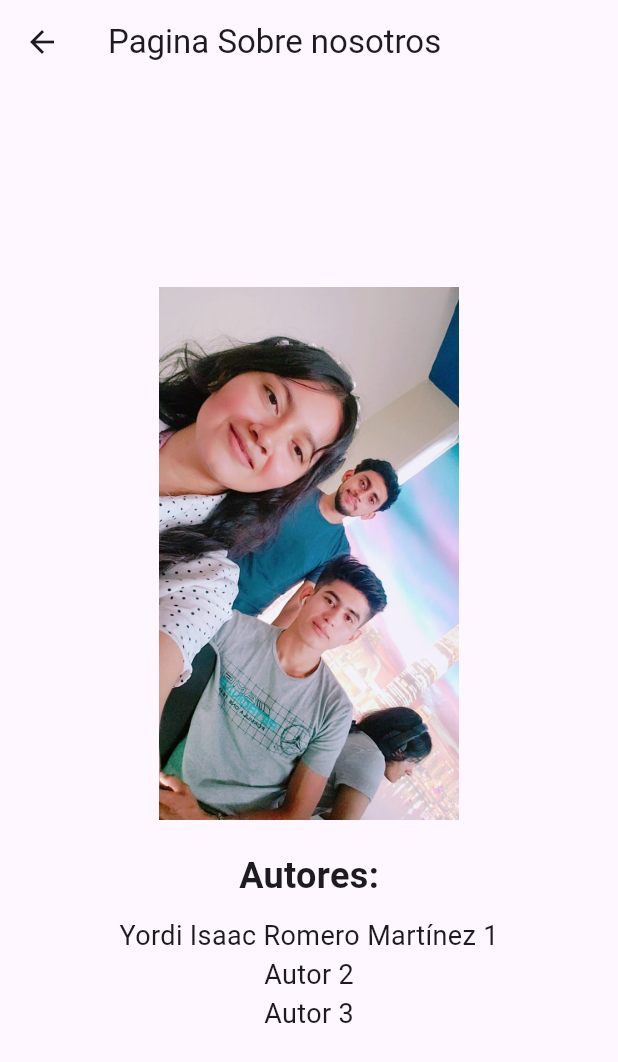
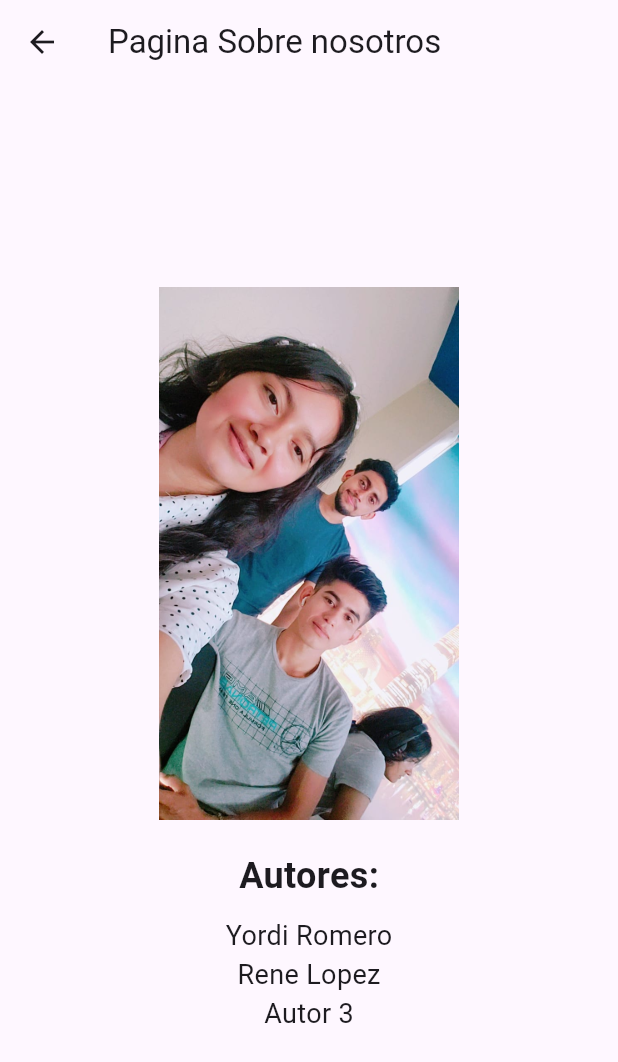
Before and after one commit to YordyM/evaluacion2_sis22, a Flutter app: the SobreNosotrosScreen screen opened directly, on a phone screen of 412 x 824 dp. Shown: the top 1062 px of the screen. Run offline on Flutter 3.47's test engine with Material 2 defaults, Android fonts, the light colour scheme and no system bars; our stand-ins replace cloud_firestore, firebase_core; accounts and stored records are empty.

Commit message:
Cambiando nombre Renè

```diff
--- a/lib/pages/sobrenosotros.dart
+++ b/lib/pages/sobrenosotros.dart
@@ -28,14 +28,14 @@ class SobreNosotrosScreen extends StatelessWidget {
             SizedBox(
                 height: 10), // Espacio vertical entre el texto y los autores
             Text(
-              'Yordi Isaac Romero Martínez 1',
+              'Yordi Romero',
               style: TextStyle(
                 fontSize:
                     18, // Ajusta el tamaño del texto según tus necesidades
               ),
             ),
             Text(
-              'Autor 2',
+              'Rene Lopez',
               style: TextStyle(
                 fontSize:
                     18, // Ajusta el tamaño del texto según tus necesidades
```
